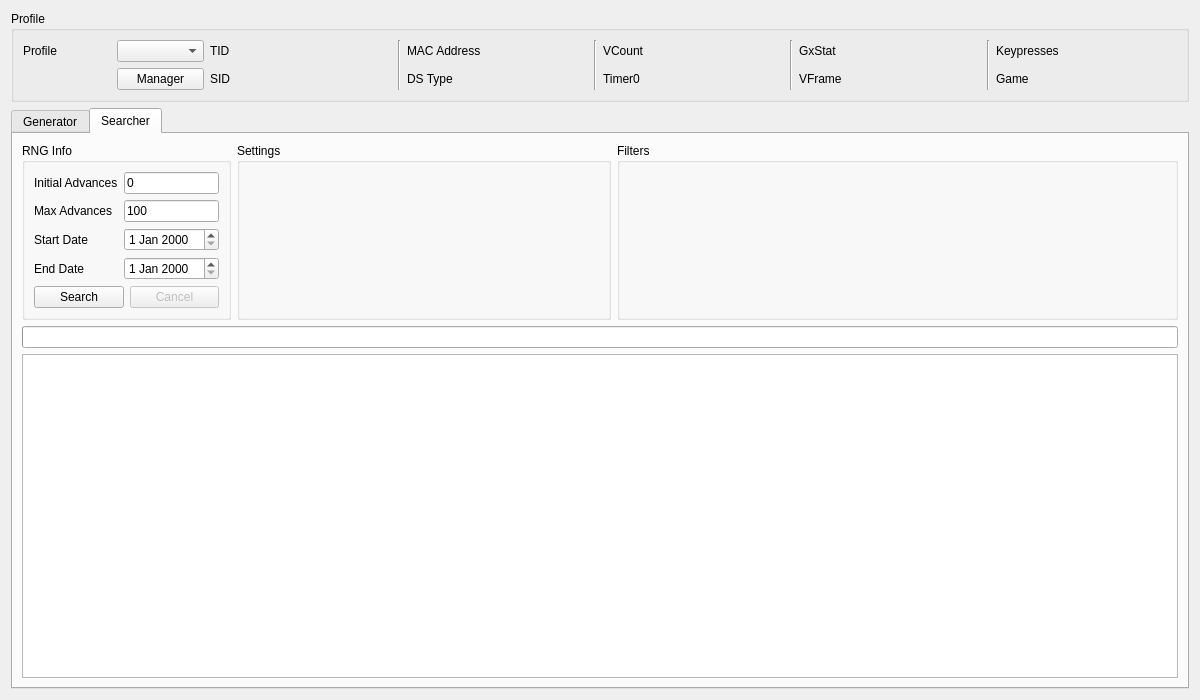
First picture: the form in Form/Gen5/Eggs5.ui, repository Admiral-Fish/PokeFinder, before the edit.
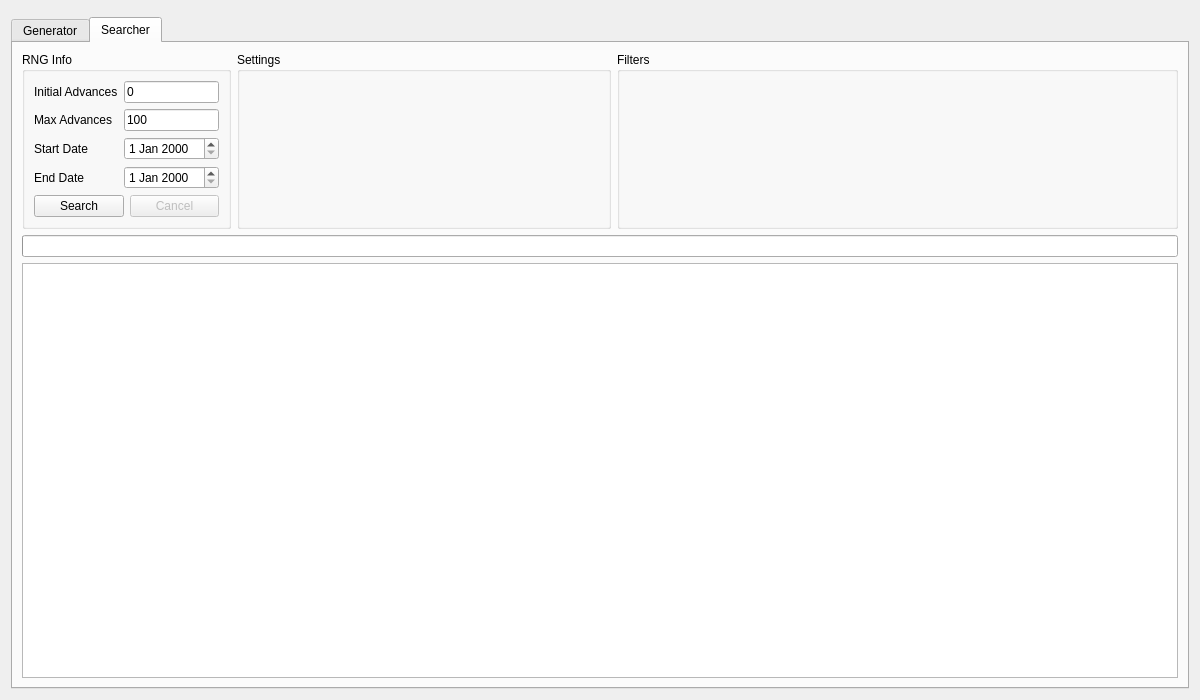
Second picture: the form after the edit. The open tabs and pages were chosen to show the change. Custom widgets are drawn as their Qt base class.

Commit message: Refactor profile display

Patch:
```diff
--- a/Form/Gen5/Eggs5.ui
+++ b/Form/Gen5/Eggs5.ui
@@ -13,159 +13,9 @@
   <property name="windowTitle">
    <string>Gen 5 Eggs</string>
   </property>
-  <layout class="QGridLayout" name="gridLayout_7">
+  <layout class="QGridLayout" name="gridLayout">
    <item row="0" column="0">
-    <widget class="QGroupBox" name="groupBoxProfile">
-     <property name="title">
-      <string>Profile</string>
-     </property>
-     <layout class="QGridLayout" name="gridLayout_5">
-      <item row="0" column="0">
-       <widget class="QLabel" name="labelProfile">
-        <property name="text">
-         <string>Profile</string>
-        </property>
-       </widget>
-      </item>
-      <item row="0" column="1">
-       <widget class="QComboBox" name="comboBoxProfiles"/>
-      </item>
-      <item row="1" column="1">
-       <widget class="QPushButton" name="pushButtonProfileManager">
-        <property name="text">
-         <string>Manager</string>
-        </property>
-       </widget>
-      </item>
-      <item row="0" column="2">
-       <widget class="QLabel" name="labelProfileTID">
-        <property name="text">
-         <string>TID</string>
-        </property>
-       </widget>
-      </item>
-      <item row="0" column="3">
-       <widget class="QLabel" name="labelProfileTIDValue"/>
-      </item>
-      <item row="1" column="2">
-       <widget class="QLabel" name="labelProfileSID">
-        <property name="text">
-         <string>SID</string>
-        </property>
-       </widget>
-      </item>
-      <item row="1" column="3">
-       <widget class="QLabel" name="labelProfileSIDValue"/>
-      </item>
-      <item row="0" column="4" rowspan="2">
-       <widget class="Line" name="line_4">
-        <property name="orientation">
-         <enum>Qt::Orientation::Vertical</enum>
-        </property>
-       </widget>
-      </item>
-      <item row="0" column="5">
-       <widget class="QLabel" name="labelProfileMACAddress">
-        <property name="text">
-         <string>MAC Address</string>
-        </property>
-       </widget>
-      </item>
-      <item row="0" column="6">
-       <widget class="QLabel" name="labelProfileMACAddressValue"/>
-      </item>
-      <item row="1" column="5">
-       <widget class="QLabel" name="labelProfileDSType">
-        <property name="text">
-         <string>DS Type</string>
-        </property>
-       </widget>
-      </item>
-      <item row="1" column="6">
-       <widget class="QLabel" name="labelProfileDSTypeValue"/>
-      </item>
-      <item row="0" column="7" rowspan="2">
-       <widget class="Line" name="line_3">
-        <property name="orientation">
-         <enum>Qt::Orientation::Vertical</enum>
-        </property>
-       </widget>
-      </item>
-      <item row="0" column="8">
-       <widget class="QLabel" name="labelProfileVCount">
-        <property name="text">
-         <string>VCount</string>
-        </property>
-       </widget>
-      </item>
-      <item row="0" column="9">
-       <widget class="QLabel" name="labelProfileVCountValue"/>
-      </item>
-      <item row="1" column="8">
-       <widget class="QLabel" name="labelProfileTimer0">
-        <property name="text">
-         <string>Timer0</string>
-        </property>
-       </widget>
-      </item>
-      <item row="1" column="9">
-       <widget class="QLabel" name="labelProfileTimer0Value"/>
-      </item>
-      <item row="0" column="10" rowspan="2">
-       <widget class="Line" name="line_2">
-        <property name="orientation">
-         <enum>Qt::Orientation::Vertical</enum>
-        </property>
-       </widget>
-      </item>
-      <item row="0" column="11">
-       <widget class="QLabel" name="labelProfileGxStat">
-        <property name="text">
-         <string>GxStat</string>
-        </property>
-       </widget>
-      </item>
-      <item row="0" column="12">
-       <widget class="QLabel" name="labelProfileGxStatValue"/>
-      </item>
-      <item row="1" column="11">
-       <widget class="QLabel" name="labelProfileVFrame">
-        <property name="text">
-         <string>VFrame</string>
-        </property>
-       </widget>
-      </item>
-      <item row="1" column="12">
-       <widget class="QLabel" name="labelProfileVFrameValue"/>
-      </item>
-      <item row="0" column="13" rowspan="2">
-       <widget class="Line" name="line">
-        <property name="orientation">
-         <enum>Qt::Orientation::Vertical</enum>
-        </property>
-       </widget>
-      </item>
-      <item row="0" column="14">
-       <widget class="QLabel" name="labelProfileKeypresses">
-        <property name="text">
-         <string>Keypresses</string>
-        </property>
-       </widget>
-      </item>
-      <item row="0" column="15">
-       <widget class="QLabel" name="labelProfileKeypressesValue"/>
-      </item>
-      <item row="1" column="14">
-       <widget class="QLabel" name="labelProfileGame">
-        <property name="text">
-         <string>Game</string>
-        </property>
-       </widget>
-      </item>
-      <item row="1" column="15">
-       <widget class="QLabel" name="labelProfileGameValue"/>
-      </item>
-     </layout>
+    <widget class="ProfileDisplay5" name="profileDisplay" native="true">
     </widget>
    </item>
    <item row="1" column="0">
@@ -174,7 +24,7 @@
       <attribute name="title">
        <string>Generator</string>
       </attribute>
-      <layout class="QGridLayout" name="gridLayout_12">
+      <layout class="QGridLayout" name="gridLayout_1">
        <item row="0" column="0">
         <widget class="QGroupBox" name="groupBoxGeneratorRNGInfo">
          <property name="sizePolicy">
@@ -186,7 +36,7 @@
          <property name="title">
           <string>RNG Info</string>
          </property>
-         <layout class="QGridLayout" name="gridLayout_6">
+         <layout class="QGridLayout" name="gridLayout_2">
           <item row="0" column="0">
            <widget class="QLabel" name="labelGeneratorSeed">
             <property name="text">
@@ -256,7 +106,7 @@
          <property name="title">
           <string>Settings</string>
          </property>
-         <layout class="QGridLayout" name="gridLayout_11">
+         <layout class="QGridLayout" name="gridLayout_3">
           <item row="0" column="0">
            <widget class="EggSettings" name="eggSettingsGenerator" native="true"/>
           </item>
@@ -274,7 +124,7 @@
          <property name="title">
           <string>Filters</string>
          </property>
-         <layout class="QGridLayout" name="gridLayout">
+         <layout class="QGridLayout" name="gridLayout_4">
           <item row="0" column="0" rowspan="2">
            <widget class="Filter" name="filterGenerator" native="true"/>
           </item>
@@ -290,7 +140,7 @@
       <attribute name="title">
        <string>Searcher</string>
       </attribute>
-      <layout class="QGridLayout" name="gridLayout_3">
+      <layout class="QGridLayout" name="gridLayout_5">
        <item row="0" column="0">
         <widget class="QGroupBox" name="groupBoxSearcherRNGInfo">
          <property name="sizePolicy">
@@ -302,7 +152,7 @@
          <property name="title">
           <string>RNG Info</string>
          </property>
-         <layout class="QGridLayout" name="gridLayout_2">
+         <layout class="QGridLayout" name="gridLayout_6">
           <item row="0" column="0">
            <widget class="QLabel" name="labelSearcherInitialAdvances">
             <property name="text">
@@ -386,7 +236,7 @@
          <property name="title">
           <string>Settings</string>
          </property>
-         <layout class="QGridLayout" name="gridLayout_13">
+         <layout class="QGridLayout" name="gridLayout_7">
           <item row="0" column="0">
            <widget class="EggSettings" name="eggSettingsSearcher" native="true"/>
           </item>
@@ -404,7 +254,7 @@
          <property name="title">
           <string>Filters</string>
          </property>
-         <layout class="QGridLayout" name="gridLayout_4">
+         <layout class="QGridLayout" name="gridLayout_8">
           <item row="0" column="0" rowspan="2">
            <widget class="Filter" name="filterSearcher" native="true"/>
           </item>
@@ -451,9 +301,9 @@
    <container>1</container>
   </customwidget>
   <customwidget>
-   <class>EggSettings</class>
+   <class>ProfileDisplay5</class>
    <extends>QWidget</extends>
-   <header>Form/Controls/EggSettings.hpp</header>
+   <header>Form/Gen5/Profile/ProfileDisplay5.hpp</header>
    <container>1</container>
   </customwidget>
   <customwidget>
@@ -461,10 +311,14 @@
    <extends>QDateEdit</extends>
    <header>Form/Controls/DateEdit.hpp</header>
   </customwidget>
+  <customwidget>
+   <class>EggSettings</class>
+   <extends>QWidget</extends>
+   <header>Form/Controls/EggSettings.hpp</header>
+   <container>1</container>
+  </customwidget>
  </customwidgets>
  <tabstops>
-  <tabstop>comboBoxProfiles</tabstop>
-  <tabstop>pushButtonProfileManager</tabstop>
   <tabstop>tabRNGSelector</tabstop>
   <tabstop>textBoxGeneratorSeed</tabstop>
   <tabstop>textBoxGeneratorInitialAdvances</tabstop>
```
The commit also changes 110 other files.
